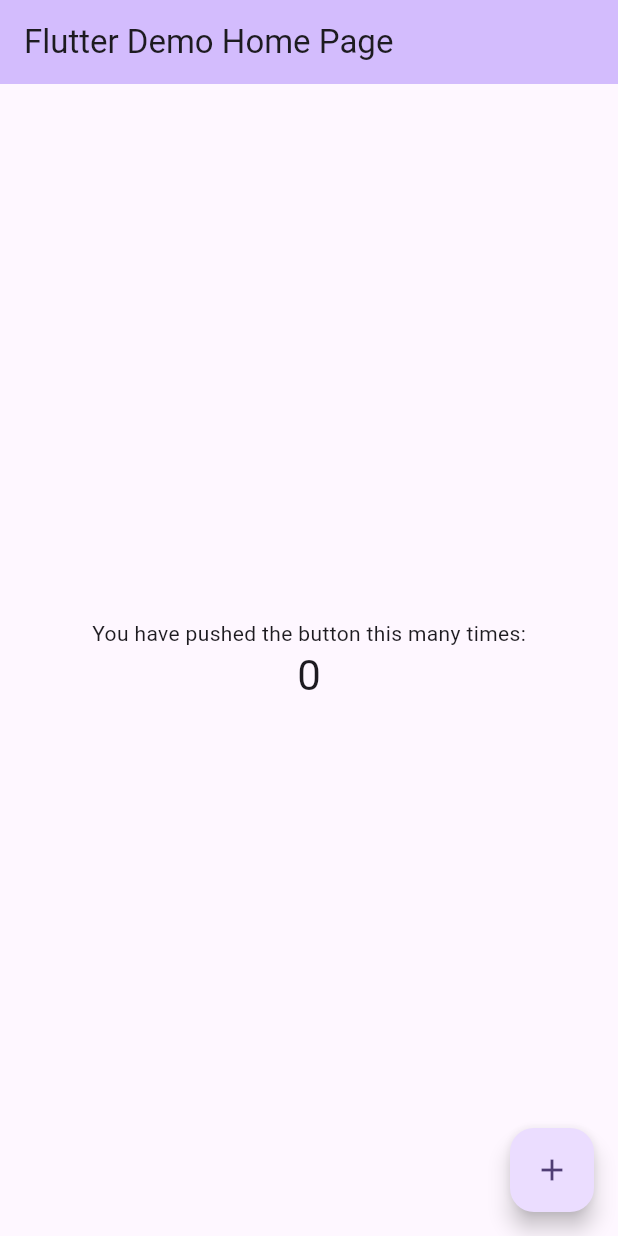
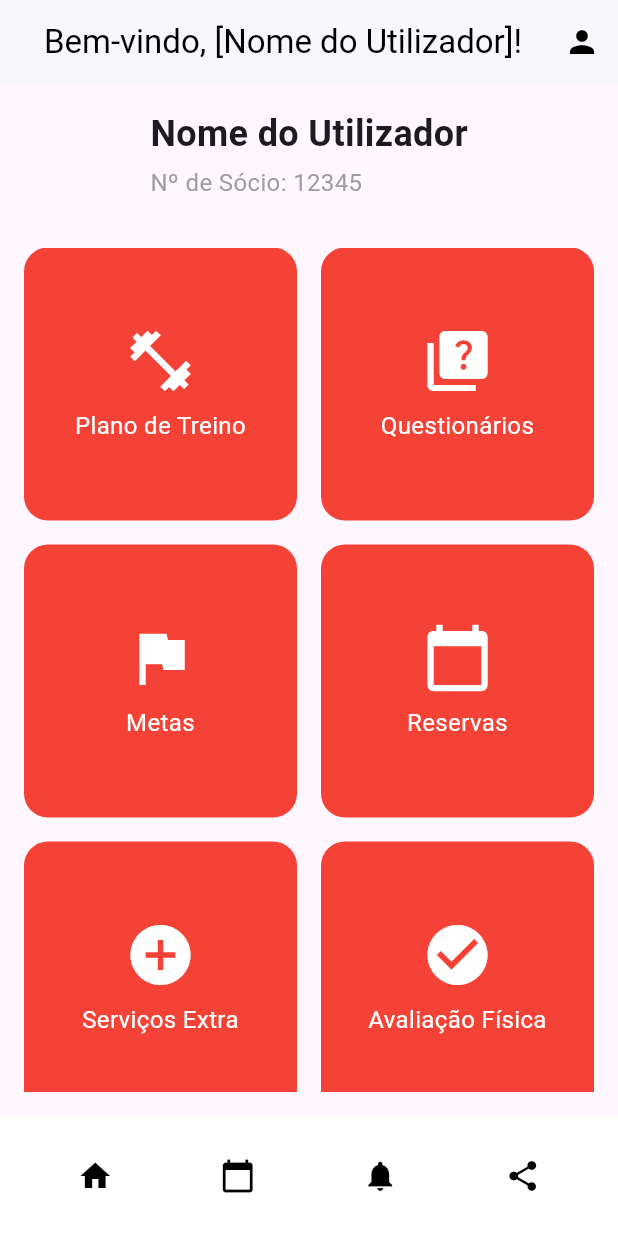
Before and after one commit to Raph40/Flutter_Trabalho_Final, a Flutter app: the screen it shows after launch, on a phone screen of 412 x 824 dp. Run offline on Flutter 3.47's test engine with Material 3 defaults, Android fonts, the phone set to English and light mode, and no system bars.

Commit message:
menu principal em modo cru

```diff
--- a/lib/main.dart
+++ b/lib/main.dart
@@ -1,125 +1,144 @@
 import 'package:flutter/material.dart';
 
 void main() {
-  runApp(const MyApp());
+  runApp(MyGymApp());
 }
 
-class MyApp extends StatelessWidget {
-  const MyApp({super.key});
-
-  // This widget is the root of your application.
+class MyGymApp extends StatelessWidget {
   @override
   Widget build(BuildContext context) {
     return MaterialApp(
-      title: 'Flutter Demo',
-      theme: ThemeData(
-        // This is the theme of your application.
-        //
-        // TRY THIS: Try running your application with "flutter run". You'll see
-        // the application has a purple toolbar. Then, without quitting the app,
-        // try changing the seedColor in the colorScheme below to Colors.green
-        // and then invoke "hot reload" (save your changes or press the "hot
-        // reload" button in a Flutter-supported IDE, or press "r" if you used
-        // the command line to start the app).
-        //
-        // Notice that the counter didn't reset back to zero; the application
-        // state is not lost during the reload. To reset the state, use hot
-        // restart instead.
-        //
-        // This works for code too, not just values: Most code changes can be
-        // tested with just a hot reload.
-        colorScheme: ColorScheme.fromSeed(seedColor: Colors.deepPurple),
-        useMaterial3: true,
-      ),
-      home: const MyHomePage(title: 'Flutter Demo Home Page'),
+      debugShowCheckedModeBanner: false,
+      home: GymScreen(),
     );
   }
 }
 
-class MyHomePage extends StatefulWidget {
-  const MyHomePage({super.key, required this.title});
-
-  // This widget is the home page of your application. It is stateful, meaning
-  // that it has a State object (defined below) that contains fields that affect
-  // how it looks.
-
-  // This class is the configuration for the state. It holds the values (in this
-  // case the title) provided by the parent (in this case the App widget) and
-  // used by the build method of the State. Fields in a Widget subclass are
-  // always marked "final".
-
-  final String title;
-
-  @override
-  State<MyHomePage> createState() => _MyHomePageState();
-}
-
-class _MyHomePageState extends State<MyHomePage> {
-  int _counter = 0;
-
-  void _incrementCounter() {
-    setState(() {
-      // This call to setState tells the Flutter framework that something has
-      // changed in this State, which causes it to rerun the build method below
-      // so that the display can reflect the updated values. If we changed
-      // _counter without calling setState(), then the build method would not be
-      // called again, and so nothing would appear to happen.
-      _counter++;
-    });
-  }
-
+class GymScreen extends StatelessWidget {
   @override
   Widget build(BuildContext context) {
-    // This method is rerun every time setState is called, for instance as done
-    // by the _incrementCounter method above.
-    //
-    // The Flutter framework has been optimized to make rerunning build methods
-    // fast, so that you can just rebuild anything that needs updating rather
-    // than having to individually change instances of widgets.
     return Scaffold(
       appBar: AppBar(
-        // TRY THIS: Try changing the color here to a specific color (to
-        // Colors.amber, perhaps?) and trigger a hot reload to see the AppBar
-        // change color while the other colors stay the same.
-        backgroundColor: Theme.of(context).colorScheme.inversePrimary,
-        // Here we take the value from the MyHomePage object that was created by
-        // the App.build method, and use it to set our appbar title.
-        title: Text(widget.title),
+        title: const Text(
+          'Bem-vindo, [Nome do Utilizador]!',
+          style: TextStyle(color: Colors.black),
+        ),
+        centerTitle: true,
+        backgroundColor: Colors.white, // Cor do topo: branco
+        elevation: 1, // Pequena sombra para destacar
+        actions: [
+          IconButton(
+            icon: const Icon(Icons.person, color: Colors.black),
+            onPressed: () {
+              // Lógica para alterar foto de perfil
+            },
+          ),
+        ],
       ),
-      body: Center(
-        // Center is a layout widget. It takes a single child and positions it
-        // in the middle of the parent.
-        child: Column(
-          // Column is also a layout widget. It takes a list of children and
-          // arranges them vertically. By default, it sizes itself to fit its
-          // children horizontally, and tries to be as tall as its parent.
-          //
-          // Column has various properties to control how it sizes itself and
-          // how it positions its children. Here we use mainAxisAlignment to
-          // center the children vertically; the main axis here is the vertical
-          // axis because Columns are vertical (the cross axis would be
-          // horizontal).
-          //
-          // TRY THIS: Invoke "debug painting" (choose the "Toggle Debug Paint"
-          // action in the IDE, or press "p" in the console), to see the
-          // wireframe for each widget.
-          mainAxisAlignment: MainAxisAlignment.center,
-          children: <Widget>[
-            const Text(
-              'You have pushed the button this many times:',
+      body: Column(
+        children: [
+          // Header com informações do usuário
+          Padding(
+            padding: const EdgeInsets.all(16.0),
+            child: Column(
+              crossAxisAlignment: CrossAxisAlignment.start,
+              children: [
+                Text(
+                  'Nome do Utilizador',
+                  style: TextStyle(fontSize: 24, fontWeight: FontWeight.bold),
+                ),
+                SizedBox(height: 4),
+                Text(
+                  'Nº de Sócio: 12345',
+                  style: TextStyle(fontSize: 16, color: Colors.grey),
+                ),
+              ],
             ),
-            Text(
-              '$_counter',
-              style: Theme.of(context).textTheme.headlineMedium,
+          ),
+
+          // GridView com 6 botões
+          Expanded(
+            child: Padding(
+              padding: const EdgeInsets.all(16.0),
+              child: GridView.count(
+                crossAxisCount: 2,
+                crossAxisSpacing: 16.0,
+                mainAxisSpacing: 16.0,
+                children: [
+                  _buildGridItem(Icons.fitness_center, 'Plano de Treino'),
+                  _buildGridItem(Icons.quiz, 'Questionários'),
+                  _buildGridItem(Icons.flag, 'Metas'),
+                  _buildGridItem(Icons.calendar_today, 'Reservas'),
+                  _buildGridItem(Icons.add_circle, 'Serviços Extra'),
+                  _buildGridItem(Icons.check_circle, 'Avaliação Física'),
+                ],
+              ),
+            ),
+          ),
+        ],
+      ),
+
+      // BottomAppBar com ícones
+      bottomNavigationBar: BottomAppBar(
+        color: Colors.white, // Cor do rodapé: branco
+        elevation: 10, // Sombra para destacar
+        child: Row(
+          mainAxisAlignment: MainAxisAlignment.spaceAround,
+          children: [
+            IconButton(
+              icon: const Icon(Icons.home, color: Colors.black),
+              onPressed: () {
+                // Lógica para botão Home
+              },
+            ),
+            IconButton(
+              icon: const Icon(Icons.calendar_today, color: Colors.black),
+              onPressed: () {
+                // Lógica para botão Calendário
+              },
+            ),
+            IconButton(
+              icon: const Icon(Icons.notifications, color: Colors.black),
+              onPressed: () {
+                // Lógica para botão Notificações
+              },
+            ),
+            IconButton(
+              icon: const Icon(Icons.share, color: Colors.black),
+              onPressed: () {
+                // Lógica para botão Partilhar
+              },
             ),
           ],
         ),
       ),
-      floatingActionButton: FloatingActionButton(
-        onPressed: _incrementCounter,
-        tooltip: 'Increment',
-        child: const Icon(Icons.add),
-      ), // This trailing comma makes auto-formatting nicer for build methods.
+    );
+  }
+
+  // Função para criar os itens da GridView
+  Widget _buildGridItem(IconData icon, String label) {
+    return GestureDetector(
+      onTap: () {
+        // Lógica para cada botão
+      },
+      child: Container(
+        decoration: BoxDecoration(
+          color: Colors.red,
+          borderRadius: BorderRadius.circular(16.0),
+        ),
+        child: Column(
+          mainAxisAlignment: MainAxisAlignment.center,
+          children: [
+            Icon(icon, color: Colors.white, size: 48),
+            SizedBox(height: 8),
+            Text(
+              label,
+              style: TextStyle(color: Colors.white, fontSize: 16),
+              textAlign: TextAlign.center,
+            ),
+          ],
+        ),
+      ),
     );
   }
 }
```
